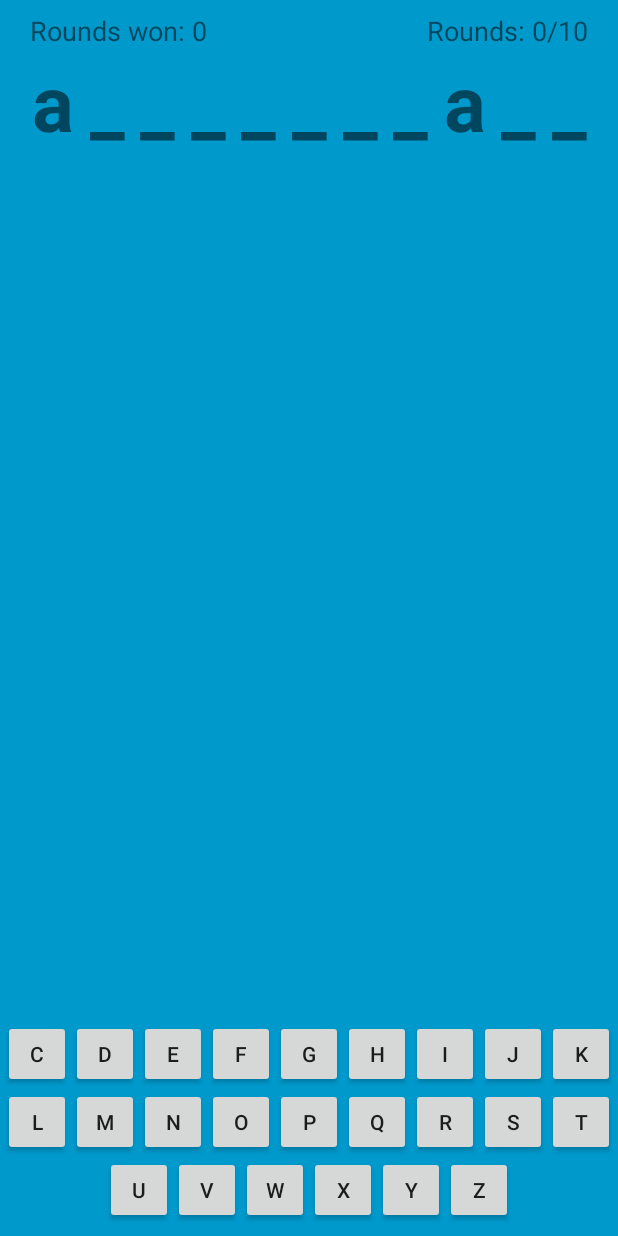
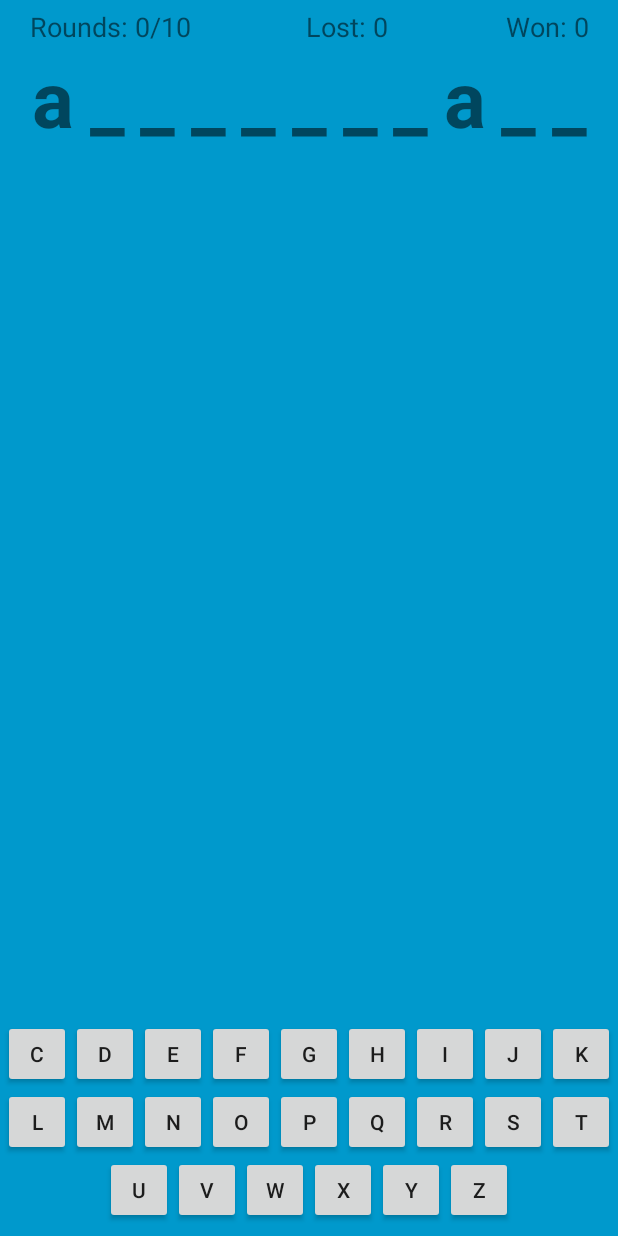
Before and after one commit to danielakl/A-Hangman, an Android app: the GameActivity screen opened directly, with no data from a screen before it, after a tap on an icon or button, on a phone screen of 412 x 824 dp. Run offline under Robolectric (Android 15) with nearby library versions, the phone set to English and light mode, and no system bars; our stand-ins replace FlexboxLayout; 1 other tap on this screen came first.

Commit message:
Add roundsLostView to GameActivity. - Fixed roundsPlayed in Game not updating when you lose a round. - Add getRoundsLost calculated from roundsPlayed and roundsWon.

```diff
--- a/app/src/main/java/no/daniel/hangman/game/Game.java
+++ b/app/src/main/java/no/daniel/hangman/game/Game.java
@@ -81,6 +81,9 @@ public final class Game {
             }
             if (!correctGuess) {
                 chancesLeft--;
+                if (chancesLeft == 0) {
+                    roundsPlayed++;
+                }
             }
         }
         return correctGuess;
@@ -135,6 +138,14 @@ public final class Game {
     }
 
     /**
+     * The number of rounds lost.
+     * @return rounds lost.
+     */
+    public int getRoundsLost() {
+        return roundsPlayed - roundsWon;
+    }
+
+    /**
      * The number of chances left.
      * @return chances left.
      */
--- a/app/src/main/java/no/daniel/hangman/ui/GameActivity.java
+++ b/app/src/main/java/no/daniel/hangman/ui/GameActivity.java
@@ -32,6 +32,7 @@ public class GameActivity extends FullscreenActivity {
 
     private TextView wordView;
     private TextView roundsView;
+    private TextView roundsLostView;
     private TextView roundsWonView;
 
     @Override
@@ -41,6 +42,7 @@ public class GameActivity extends FullscreenActivity {
 
         visible = false;
         contentView = findViewById(R.id.fullscreen_content);
+        roundsLostView = findViewById(R.id.rounds_lost_view);
         wordView = findViewById(R.id.word_view);
         roundsView = findViewById(R.id.rounds_view);
         roundsWonView = findViewById(R.id.rounds_won_view);
@@ -67,6 +69,7 @@ public class GameActivity extends FullscreenActivity {
             gameManager = GameManager.initialize(preferences);
             game = gameManager.createGame();
             roundsView.setText(getResources().getString(R.string.rounds_progress, game.getRoundsPlayed(), game.getRounds()));
+            roundsLostView.setText(getResources().getString(R.string.rounds_lost, game.getRoundsLost()));
             roundsWonView.setText(getResources().getString(R.string.rounds_won, game.getRoundsWon()));
             updateWord();
         }
@@ -133,6 +136,7 @@ public class GameActivity extends FullscreenActivity {
                 updateWord();
             }
             roundsView.setText(getResources().getString(R.string.rounds_progress, game.getRoundsPlayed(), game.getRounds()));
+            roundsLostView.setText(getResources().getString(R.string.rounds_lost, game.getRoundsLost()));
             roundsWonView.setText(getResources().getString(R.string.rounds_won, game.getRoundsWon()));
             checkGameState();
         }
--- a/app/src/main/res/layout/activity_game.xml
+++ b/app/src/main/res/layout/activity_game.xml
@@ -20,7 +20,7 @@
             android:id="@+id/linearLayout"
             android:layout_width="match_parent"
             android:layout_height="wrap_content"
-            android:layout_marginTop="8dp"
+            android:layout_marginTop="5dp"
             android:layout_marginStart="20dp"
             android:layout_marginEnd="20dp"
             android:orientation="horizontal"
@@ -29,21 +29,28 @@
             app:layout_constraintTop_toTopOf="parent">
 
             <TextView
-                android:id="@+id/rounds_won_view"
+                android:id="@+id/rounds_view"
                 android:layout_width="wrap_content"
                 android:layout_height="wrap_content"
                 android:textSize="18sp"
-                android:layout_weight="1"
-                android:text="TextView" />
+                android:layout_weight="1" />
 
             <TextView
-                android:id="@+id/rounds_view"
+                android:id="@+id/rounds_lost_view"
+                android:layout_width="wrap_content"
+                android:layout_height="wrap_content"
+                android:gravity="center_horizontal"
+                android:textSize="18sp"
+                android:layout_weight="1" />
+
+            <TextView
+                android:id="@+id/rounds_won_view"
                 android:layout_width="wrap_content"
                 android:layout_height="wrap_content"
                 android:gravity="end"
                 android:textSize="18sp"
-                android:layout_weight="1"
-                android:text="TextView" />
+                android:layout_weight="1" />
+
         </LinearLayout>
 
         <!-- ref: https://stackoverflow.com/questions/5033012/auto-scale-textview-text-to-fit-within-bounds -->
--- a/app/src/main/res/values/strings.xml
+++ b/app/src/main/res/values/strings.xml
@@ -12,7 +12,8 @@
     <string name="title_activity_game">Game activity</string>
 
     <string name="rounds_progress">Rounds: %1$d/%2$d</string>
-    <string name="rounds_won">Rounds won: %d</string>
+    <string name="rounds_won">Won: %d</string>
+    <string name="rounds_lost">Lost: %d</string>
 
     <string translatable="false" name="key_a">a</string>
     <string translatable="false" name="key_b">b</string>
```
Also changed, not shown: 1 other file.
